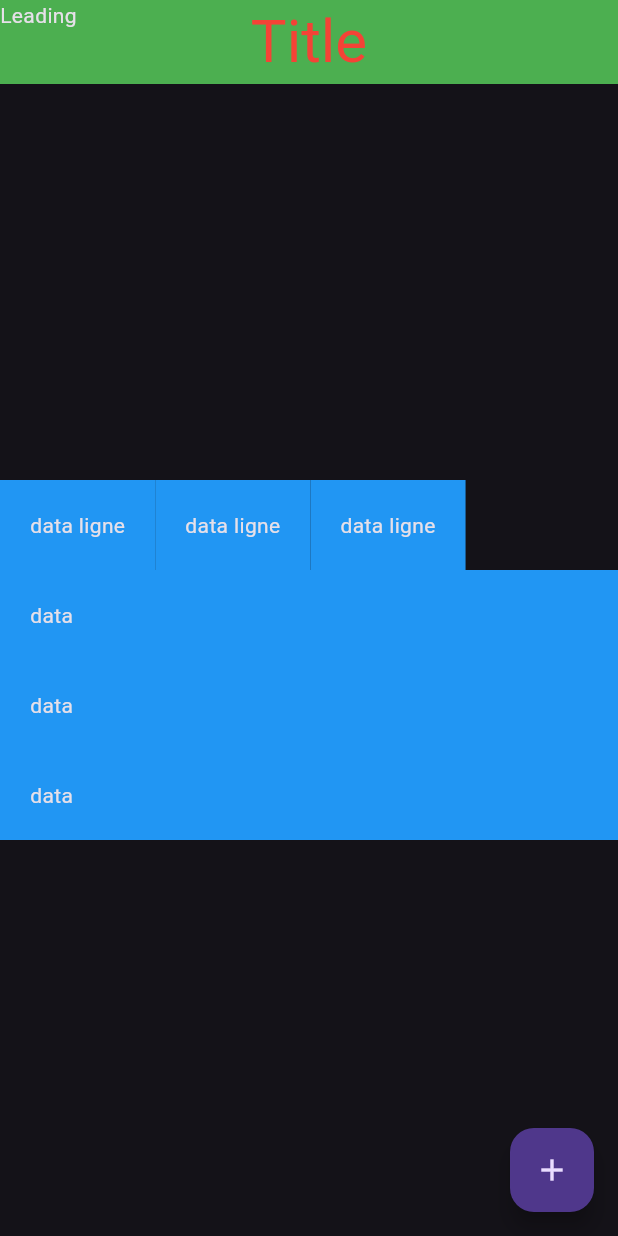
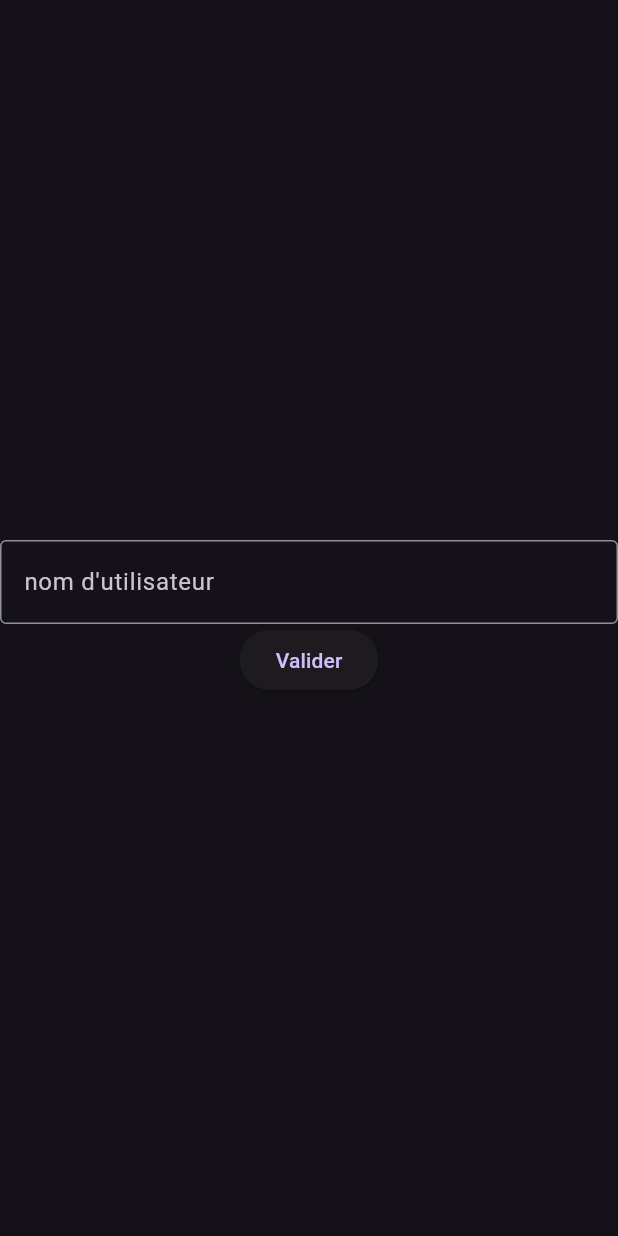
Before and after one commit to EvilKroma/Dayliho-App, a Flutter app: the screen it shows after launch, on a phone screen of 412 x 824 dp. Run offline on Flutter 3.47's test engine with Material 3 defaults, Android fonts, the phone set to English and light mode, and no system bars.

```diff
--- a/lib/main.dart
+++ b/lib/main.dart
@@ -1,66 +1,120 @@
 import 'package:flutter/material.dart';
+import 'package:myapp/callApi.dart';
 
 void main() {
-  runApp(/*const*/ MaterialApp(
+  runApp(MaterialApp(
     debugShowCheckedModeBanner: false,
-    home: Principale(),
+    home: FirstPage(),
     theme: ThemeData.dark(),
   ));
 }
 
-class Principale extends StatelessWidget {
-  const Principale({super.key});
+class FirstPage extends StatefulWidget {
+  const FirstPage({super.key});
+
+  @override
+  State<FirstPage> createState() => _FirstPageState();
+}
+
+class _FirstPageState extends State<FirstPage> {
+  final GlobalKey<FormState> _loginFormKey = GlobalKey<FormState>();
+  final TextEditingController _userController = TextEditingController();
 
   @override
   Widget build(BuildContext context) {
     return Scaffold(
-      appBar: AppBar(
-        leading: Text('Leading'),
-        title: Text('Title'),
-        titleTextStyle: TextStyle(color: Colors.red, fontSize: 40),
-        backgroundColor: Colors.green,
-        centerTitle: true,
-      ),
-      body: Column(
+      body: Form(
+        key: _loginFormKey,
+        child: Column(
           mainAxisAlignment: MainAxisAlignment.center,
-          crossAxisAlignment: CrossAxisAlignment.start,
           children: [
-            Row(children: [
-              for (int i = 0; i < 3; i++) DataColumn(),
-            ]),
-            for (int i = 0; i < 3; i++) DataRow(),
-          ]),
-      floatingActionButton: FloatingActionButton(
-        onPressed: () => print('FloatingActionButton cliqué'),
-        child: Icon(Icons.add),
+            TextFormField(
+              controller: _userController,
+              decoration: const InputDecoration(
+                border: OutlineInputBorder(),
+                hintText: "nom d'utilisateur",
+              ),
+              validator: (value) {
+                if (value == null || value.isEmpty) {
+                  return 'Erreur : entrer un texte correct';
+                }
+                return null;
+              },
+            ),
+            ElevatedButton(
+              onPressed: () {
+                if (_loginFormKey.currentState!.validate()) {
+                  String login = _userController.text;
+                  Navigator.push(
+                    context,
+                    MaterialPageRoute(
+                        builder: (context) => SecondPage(firstValue: login)),
+                  );
+                }
+              },
+              child: const Text("Valider"),
+            ),
+          ],
+        ),
       ),
     );
   }
 }
 
-class DataRow extends StatelessWidget {
-  const DataRow({super.key});
+class SecondPage extends StatefulWidget {
+  final String firstValue;
+  const SecondPage({super.key, required this.firstValue});
+
+  @override
+  State<SecondPage> createState() => _SecondPageState();
+}
+
+class _SecondPageState extends State<SecondPage> {
+  late Future<List> _user;
+
+  @override
+  void initState() {
+    super.initState();
+    _user = Utilisateur.getAllUser();
+  }
 
   @override
   Widget build(BuildContext context) {
-    return Container(
-      color: Colors.blue,
-      padding: EdgeInsets.all(20),
-      width: 450,
-      child: Text('data'),
+    return Scaffold(
+      appBar: AppBar(title: Text(widget.firstValue)),
+      body: Container(
+        child: FutureBuilder<List>(
+          future: _user,
+          builder: (context, snapshot) {
+            if (snapshot.hasData) {
+              return ListView.builder(
+                itemCount: snapshot.data?.length,
+                itemBuilder: (context, i) {
+                  final nom = snapshot.data?[i]['nom'] ?? 'Nom non disponible';
+                  final prenom =
+                      snapshot.data?[i]['prenom'] ?? 'Prénom non disponible';
+                  print(snapshot.data?[i]);
+                  return Card(
+                    child: ListTile(
+                      subtitle: Column(
+                        crossAxisAlignment: CrossAxisAlignment.stretch,
+                        children: [
+                          Text(nom, style: const TextStyle(fontSize: 20)),
+                          Text(prenom, style: const TextStyle(fontSize: 20)),
+                        ],
+                      ),
+                    ),
+                  );
+                },
+              );
+            } else {
+              return const Center(
+                child: Text("Pas de données"),
+              );
+            }
+          },
+        ),
+      ),
     );
   }
 }
-
-class DataColumn extends StatelessWidget {
-  const DataColumn({super.key});
-
-  @override
-  Widget build(BuildContext context) {
-    return Container(
-      color: Colors.blue,
-      padding: EdgeInsets.all(20),
-      child: Text('data ligne'),
-    );
-  }
-}
--- a/pubspec.yaml
+++ b/pubspec.yaml
@@ -34,6 +34,7 @@ dependencies:
   # The following adds the Cupertino Icons font to your application.
   # Use with the CupertinoIcons class for iOS style icons.
   cupertino_icons: ^1.0.8
+  http: ^1.2.2
 
 dev_dependencies:
   flutter_test:
```
Also changed, not shown: lib/callApi.dart (added, +20 -0 lines), pubspec.lock.
